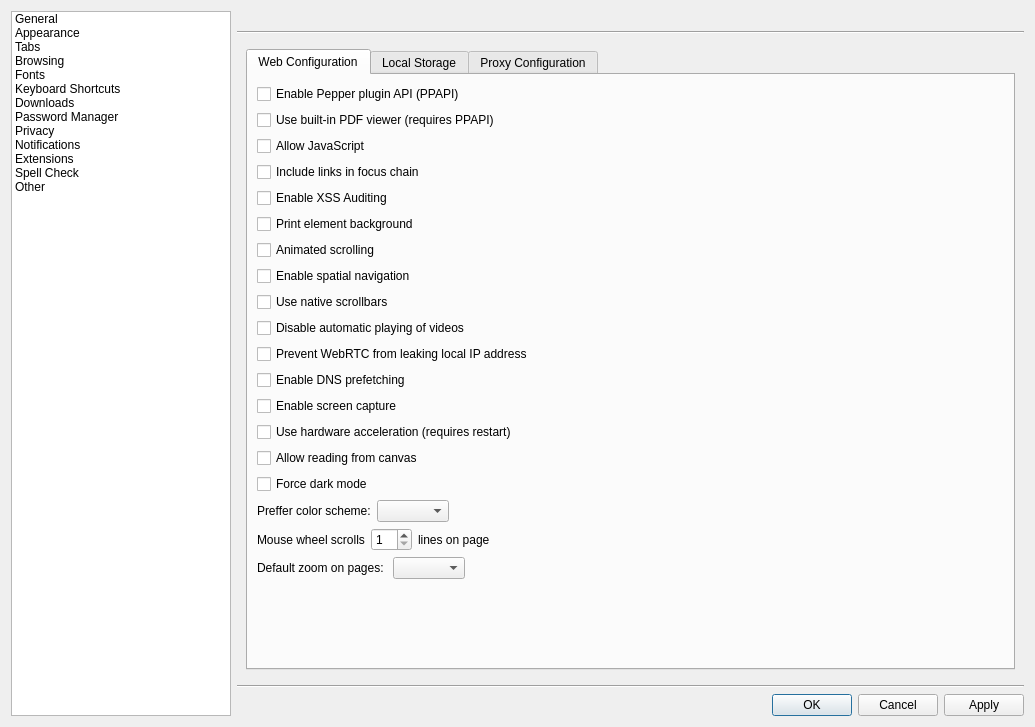
First picture: the form in src/lib/preferences/preferences.ui, repository KDE/falkon, before the edit.
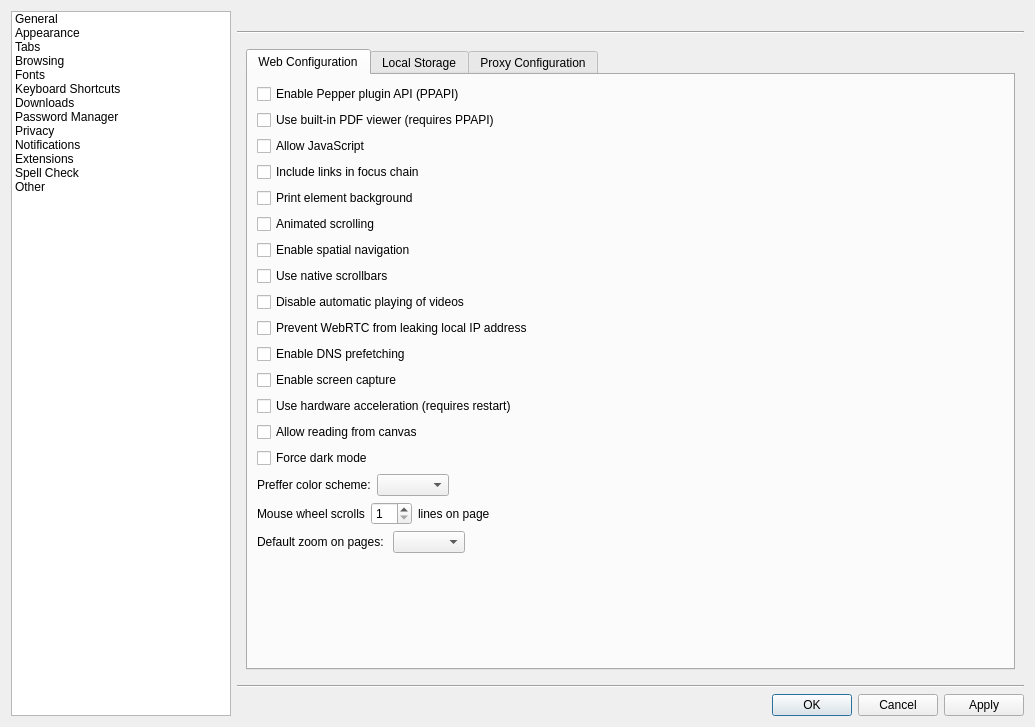
Second picture: the form after the edit. The open tabs and pages were chosen to show the change. Custom widgets are drawn as their Qt base class.

Commit message: Remove obsolete XSS Auditing option, has no effect

```diff
--- a/src/lib/preferences/preferences.ui
+++ b/src/lib/preferences/preferences.ui
@@ -1061,13 +1061,6 @@
                    </property>
                   </widget>
                  </item>
-                 <item>
-                  <widget class="QCheckBox" name="xssAuditing">
-                   <property name="text">
-                    <string extracomment="try to detect possible XSS attacks when executing javascript">Enable XSS Auditing</string>
-                   </property>
-                  </widget>
-                 </item>
                  <item>
                   <widget class="QCheckBox" name="printEBackground">
                    <property name="text">
```
The commit also changes 2 other files.
